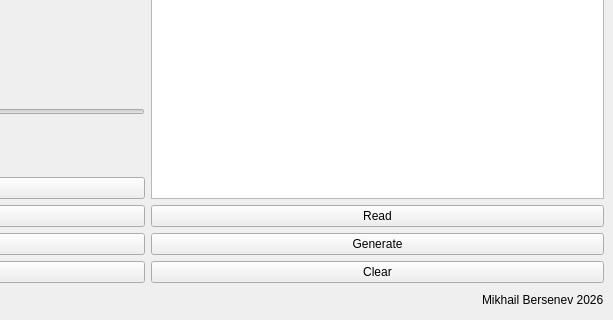
This is mainwindow.ui in MikhailBersenev/EANScannerEmu as Qt 5 draws it before an edit; both pictures show x 318 to 931 and y 338 to 658 of the 931 by 658 pixel window. The edited form follows.
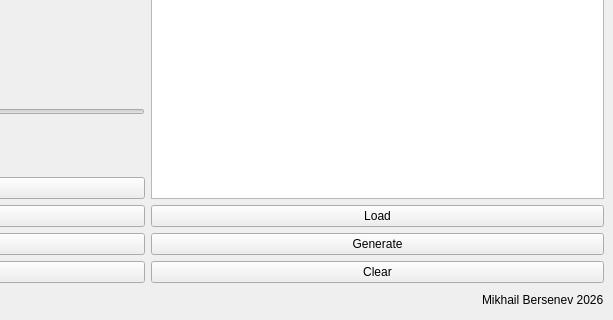
This is the edited form. Icons and pictures are not drawn.

Commit message: Rename "Read" button to "Load" in main window UI for improved clarity.

```diff
--- a/mainwindow.ui
+++ b/mainwindow.ui
@@ -106,7 +106,7 @@
       <item>
        <widget class="QPushButton" name="ReadButton">
         <property name="text">
-         <string>Read</string>
+         <string>Load</string>
         </property>
        </widget>
       </item>
```
